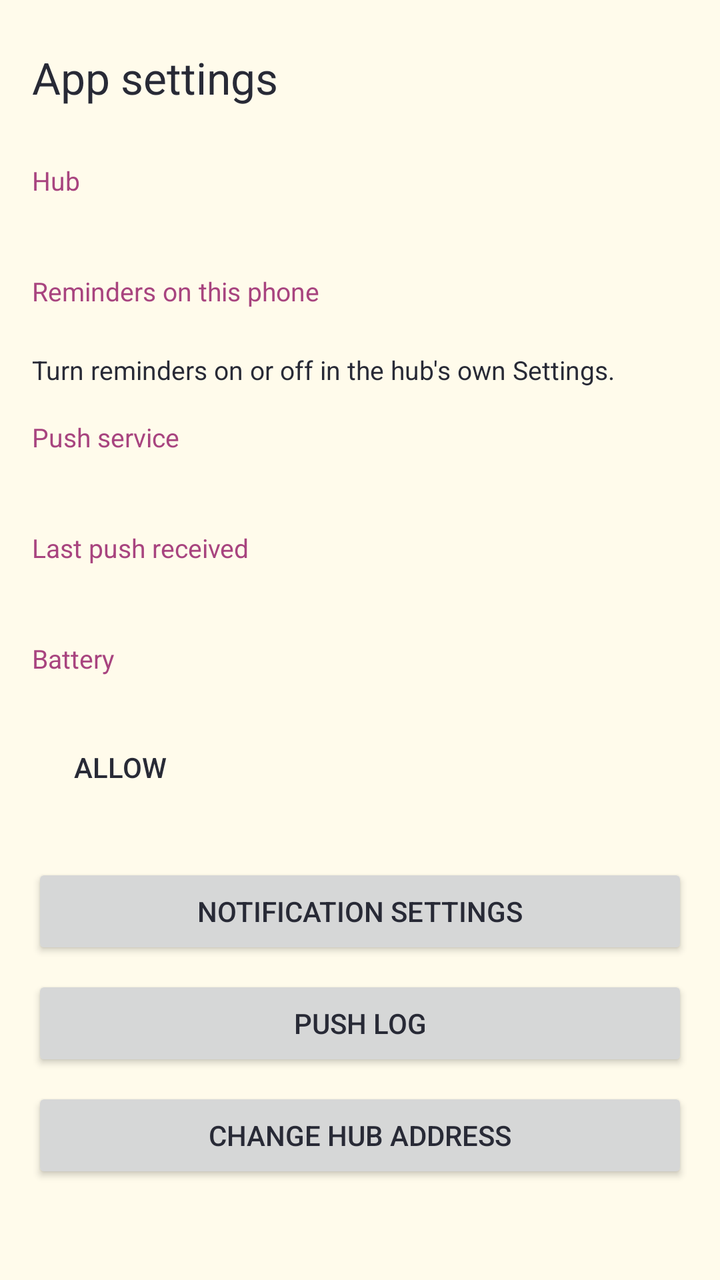
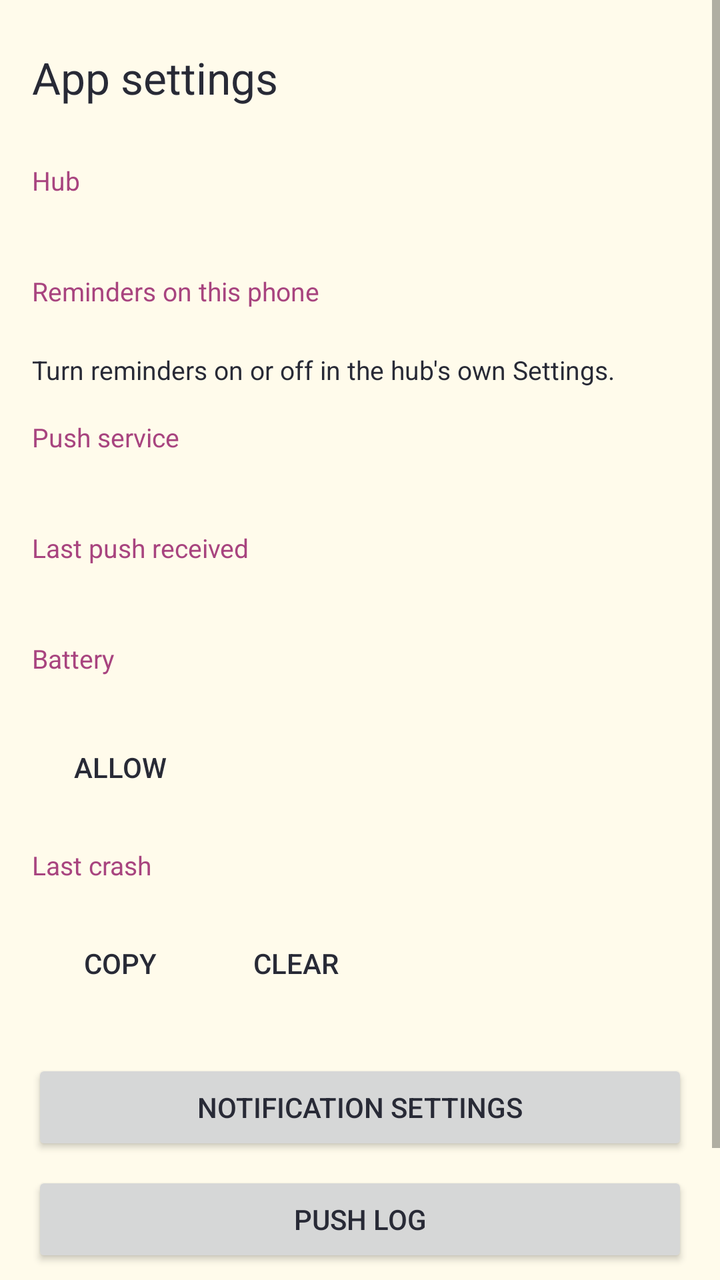

Compare the two renders of this Android layout. The source of the first and the diff that turns it into the second are given below.
<!-- AndroidManifest.xml: application theme Theme.MeatMode -->
<!-- res/layout/activity_settings.xml -->
<?xml version="1.0" encoding="utf-8"?>
<ScrollView xmlns:android="http://schemas.android.com/apk/res/android"
    android:id="@+id/root"
    android:layout_width="match_parent"
    android:layout_height="match_parent">

    <LinearLayout
        android:layout_width="match_parent"
        android:layout_height="wrap_content"
        android:orientation="vertical"
        android:paddingHorizontal="16dp"
        android:paddingBottom="24dp">

        <TextView
            style="@style/Heading"
            android:layout_width="match_parent"
            android:layout_height="wrap_content"
            android:paddingStart="0dp"
            android:paddingEnd="0dp"
            android:text="@string/settings_title" />

        <TextView style="@style/Label" android:layout_width="wrap_content" android:layout_height="wrap_content" android:text="@string/settings_hub" />
        <TextView android:id="@+id/hub" style="@style/Value" android:layout_width="match_parent" android:layout_height="wrap_content" />

        <TextView style="@style/Label" android:layout_width="wrap_content" android:layout_height="wrap_content" android:text="@string/settings_reminders" />
        <TextView android:id="@+id/reminders" style="@style/Value" android:layout_width="match_parent" android:layout_height="wrap_content" />
        <TextView
            android:layout_width="match_parent"
            android:layout_height="wrap_content"
            android:text="@string/settings_reminders_hint"
            android:textColor="@color/text"
            android:textSize="13sp" />

        <TextView style="@style/Label" android:layout_width="wrap_content" android:layout_height="wrap_content" android:text="@string/settings_distributor" />
        <TextView android:id="@+id/distributor" style="@style/Value" android:layout_width="match_parent" android:layout_height="wrap_content" />

        <TextView style="@style/Label" android:layout_width="wrap_content" android:layout_height="wrap_content" android:text="@string/settings_last_push" />
        <TextView android:id="@+id/last_push" style="@style/Value" android:layout_width="match_parent" android:layout_height="wrap_content" />

        <TextView style="@style/Label" android:layout_width="wrap_content" android:layout_height="wrap_content" android:text="@string/settings_battery" />
        <TextView android:id="@+id/battery_state" style="@style/Value" android:layout_width="match_parent" android:layout_height="wrap_content" />
        <Button
            android:id="@+id/battery"
            style="?android:attr/borderlessButtonStyle"
            android:layout_width="wrap_content"
            android:layout_height="wrap_content"
            android:text="@string/battery_allow" />

        <Button
            android:id="@+id/notification_settings"
            android:layout_width="match_parent"
            android:layout_height="wrap_content"
            android:layout_marginTop="24dp"
            android:text="@string/settings_notifications" />

        <Button
            android:id="@+id/push_log"
            android:layout_width="match_parent"
            android:layout_height="wrap_content"
            android:layout_marginTop="8dp"
            android:text="@string/settings_push_log" />

        <Button
            android:id="@+id/change_hub"
            android:layout_width="match_parent"
            android:layout_height="wrap_content"
            android:layout_marginTop="8dp"
            android:text="@string/settings_change_hub" />
    </LinearLayout>
</ScrollView>
<!-- resources referenced by this layout -->
<resources>
  <color name="text">#282A36</color>
  <string name="battery_allow">Allow</string>
  <string name="settings_battery">Battery</string>
  <string name="settings_change_hub">Change hub address</string>
  <string name="settings_distributor">Push service</string>
  <string name="settings_hub">Hub</string>
  <string name="settings_last_push">Last push received</string>
  <string name="settings_notifications">Notification settings</string>
  <string name="settings_push_log">Push log</string>
  <string name="settings_reminders">Reminders on this phone</string>
  <string name="settings_reminders_hint">Turn reminders on or off in the hub\'s own Settings.</string>
  <string name="settings_title">App settings</string>
  <style name="Heading">
          <item name="android:textSize">22sp</item>
          <item name="android:textColor">@color/text</item>
          <item name="android:paddingStart">16dp</item>
          <item name="android:paddingEnd">16dp</item>
          <item name="android:paddingTop">24dp</item>
          <item name="android:paddingBottom">12dp</item>
      </style>
  <style name="Label">
          <item name="android:textSize">13sp</item>
          <item name="android:textColor">@color/accent</item>
          <item name="android:layout_marginTop">16dp</item>
      </style>
  <style name="Value">
          <item name="android:textSize">16sp</item>
          <item name="android:textColor">@color/text</item>
          <item name="android:textIsSelectable">true</item>
      </style>
  <style name="Theme.MeatMode" parent="android:Theme.Material.Light.NoActionBar">
          <item name="android:windowBackground">@color/background</item>
          <item name="android:colorBackground">@color/background</item>
          <item name="android:textColorPrimary">@color/text</item>
          <item name="android:colorAccent">@color/accent</item>
          <item name="android:colorPrimary">@color/accent</item>
      </style>
  <color name="accent">#A8447F</color>
  <color name="background">#FFFBEB</color>
</resources>

<!-- the commit's change to res/layout/activity_settings.xml (unified diff, before → after) -->
@@ -46,6 +46,29 @@
             android:layout_height="wrap_content"
             android:text="@string/battery_allow" />
 
+        <TextView style="@style/Label" android:layout_width="wrap_content" android:layout_height="wrap_content" android:text="@string/settings_last_crash" />
+        <TextView android:id="@+id/last_crash" style="@style/Value" android:layout_width="match_parent" android:layout_height="wrap_content" android:fontFamily="monospace" android:textSize="12sp" />
+        <LinearLayout
+            android:id="@+id/crash_actions"
+            android:layout_width="wrap_content"
+            android:layout_height="wrap_content"
+            android:orientation="horizontal">
+
+            <Button
+                android:id="@+id/crash_copy"
+                style="?android:attr/borderlessButtonStyle"
+                android:layout_width="wrap_content"
+                android:layout_height="wrap_content"
+                android:text="@string/crash_copy" />
+
+            <Button
+                android:id="@+id/crash_clear"
+                style="?android:attr/borderlessButtonStyle"
+                android:layout_width="wrap_content"
+                android:layout_height="wrap_content"
+                android:text="@string/crash_clear" />
+        </LinearLayout>
+
         <Button
             android:id="@+id/notification_settings"
             android:layout_width="match_parent"
<!-- resource entries referenced after the edit -->
@@ -2,10 +2,13 @@
 <resources>
   <color name="text">#282A36</color>
   <string name="battery_allow">Allow</string>
+  <string name="crash_clear">Clear</string>
+  <string name="crash_copy">Copy</string>
   <string name="settings_battery">Battery</string>
   <string name="settings_change_hub">Change hub address</string>
   <string name="settings_distributor">Push service</string>
   <string name="settings_hub">Hub</string>
+  <string name="settings_last_crash">Last crash</string>
   <string name="settings_last_push">Last push received</string>
   <string name="settings_notifications">Notification settings</string>
   <string name="settings_push_log">Push log</string>
